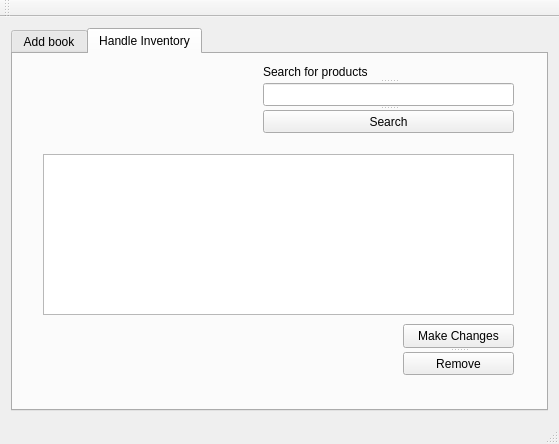
This is QT/AdminTool/mainwindow.ui in henklin/bookishelf as Qt 5 draws it before an edit. The edited form follows.
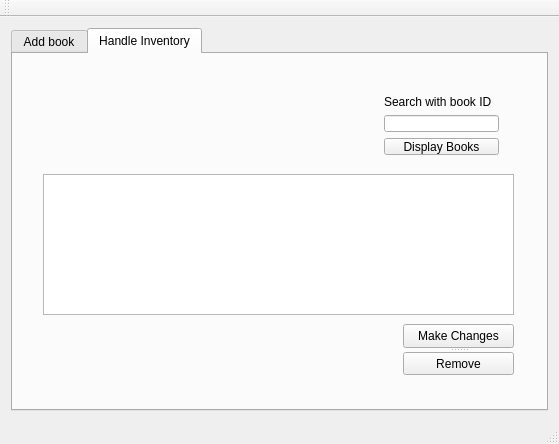
This is the edited form. The open tabs and pages were chosen to show the change.

```diff
--- a/QT/AdminTool/mainwindow.ui
+++ b/QT/AdminTool/mainwindow.ui
@@ -114,37 +114,13 @@
        <attribute name="title">
         <string>Handle Inventory</string>
        </attribute>
-       <widget class="QSplitter" name="splitter">
-        <property name="geometry">
-         <rect>
-          <x>250</x>
-          <y>10</y>
-          <width>251</width>
-          <height>69</height>
-         </rect>
-        </property>
-        <property name="orientation">
-         <enum>Qt::Vertical</enum>
-        </property>
-        <widget class="QLabel" name="label">
-         <property name="text">
-          <string>Search for products</string>
-         </property>
-        </widget>
-        <widget class="QLineEdit" name="lineEdit"/>
-        <widget class="QPushButton" name="pushButton">
-         <property name="text">
-          <string>Search</string>
-         </property>
-        </widget>
-       </widget>
        <widget class="QTableWidget" name="tableWidget">
         <property name="geometry">
          <rect>
           <x>30</x>
-          <y>100</y>
+          <y>120</y>
           <width>471</width>
-          <height>161</height>
+          <height>141</height>
          </rect>
         </property>
        </widget>
@@ -171,6 +147,35 @@
          </property>
         </widget>
        </widget>
+       <widget class="QWidget" name="">
+        <property name="geometry">
+         <rect>
+          <x>360</x>
+          <y>30</y>
+          <width>137</width>
+          <height>82</height>
+         </rect>
+        </property>
+        <layout class="QVBoxLayout" name="verticalLayout_3">
+         <item>
+          <widget class="QLabel" name="label">
+           <property name="text">
+            <string>Search with book ID</string>
+           </property>
+          </widget>
+         </item>
+         <item>
+          <widget class="QLineEdit" name="lineEdit_searchID"/>
+         </item>
+         <item>
+          <widget class="QPushButton" name="pushButton">
+           <property name="text">
+            <string>Display Books</string>
+           </property>
+          </widget>
+         </item>
+        </layout>
+       </widget>
       </widget>
      </widget>
     </item>
```
Left out of the diff: 2 changed lines with no effect on the pictures.
